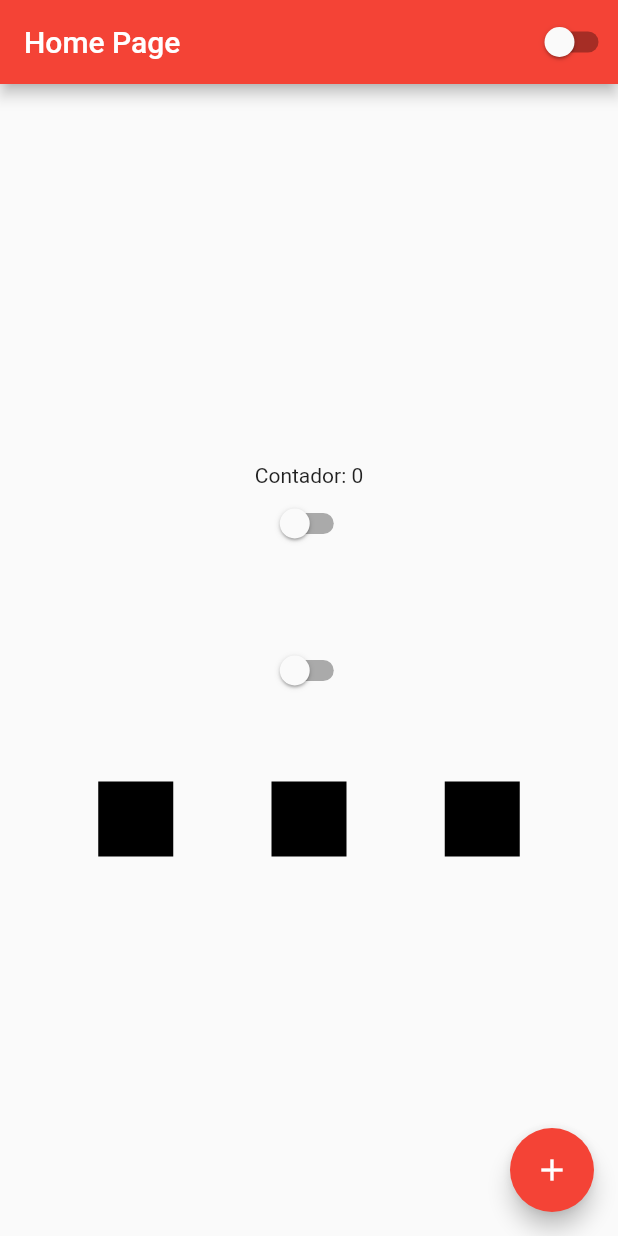
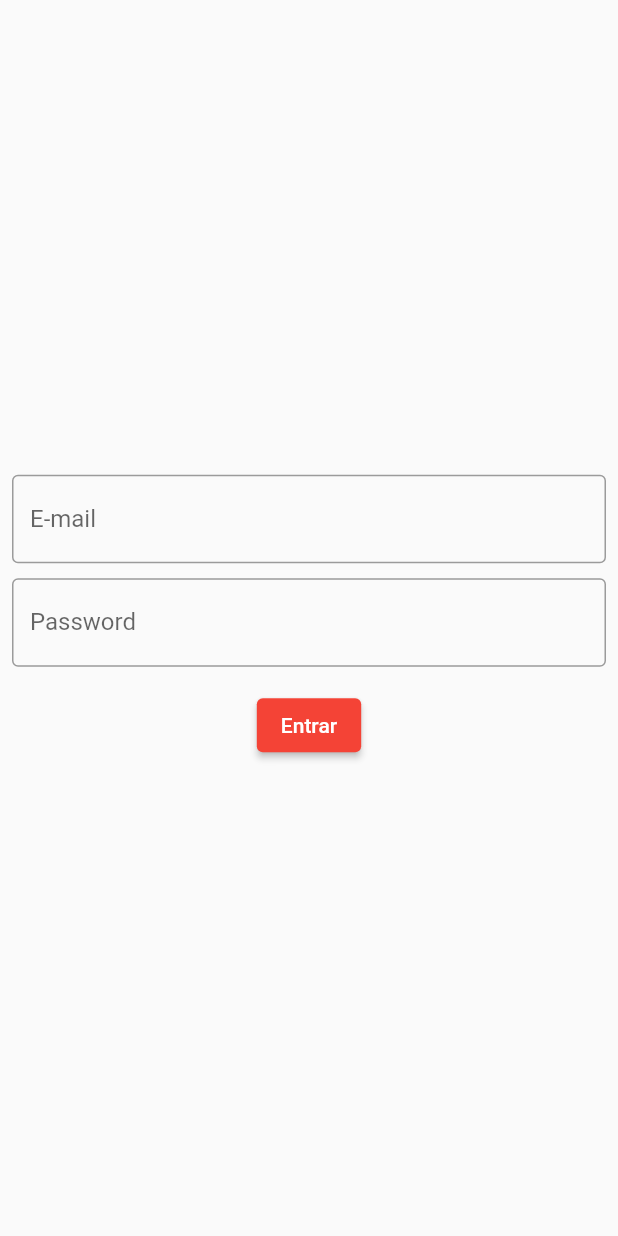
Before and after one commit to ClintonAlmeidaDev/Curso-Flutterando-2022, a Flutter app: the screen it shows after launch, on a phone screen of 412 x 824 dp. Run offline on Flutter 3.47's test engine with Material 2 defaults, Android fonts, the phone set to English and light mode, and no system bars.

Commit message:
Aula 17
Criando tela de login

```diff
--- a/curso_flutterando_2022/lib/app_widget.dart
+++ b/curso_flutterando_2022/lib/app_widget.dart
@@ -2,6 +2,7 @@
 import 'package:flutter/material.dart';
 
 import 'home_page.dart';
+import 'login_page.dart';
 
 class AppWidget extends StatelessWidget {
   @override
@@ -16,7 +17,7 @@
                 brightness: AppController.istance.isDartTheme
                     ? Brightness.dark
                     : Brightness.light),
-            home: HomePage(),
+            home: LoginPage(),
           );
         });
   }
--- /dev/null
+++ b/curso_flutterando_2022/lib/login_page.dart
@@ -0,0 +1,58 @@
+import 'package:flutter/src/widgets/container.dart';
+import 'package:flutter/src/widgets/framework.dart';
+import 'package:flutter/material.dart';
+
+class LoginPage extends StatefulWidget {
+  const LoginPage({super.key});
+
+  @override
+  State<LoginPage> createState() => _LoginPageState();
+}
+
+class _LoginPageState extends State<LoginPage> {
+  String email = '';
+  String senha = '';
+  @override
+  Widget build(BuildContext context) {
+    return Scaffold(
+      body: SingleChildScrollView(
+        child: SizedBox(
+          width: MediaQuery.of(context).size.width,
+          height: MediaQuery.of(context).size.height,
+          child: Padding(
+            padding: const EdgeInsets.all(8.0),
+            child: Column(
+              mainAxisAlignment: MainAxisAlignment.center,
+              children: [
+                TextField(
+                  onChanged: (value) {
+                    email = value;
+                  },
+                  keyboardType: TextInputType.emailAddress,
+                  decoration: InputDecoration(
+                      border: OutlineInputBorder(), labelText: 'E-mail'),
+                ),
+                SizedBox(height: 10),
+                TextField(
+                  onChanged: (value) {
+                    senha = value;
+                  },
+                  obscureText: true,
+                  decoration: InputDecoration(
+                      border: OutlineInputBorder(), labelText: 'Password'),
+                ),
+                SizedBox(height: 15),
+                ElevatedButton(
+                    onPressed: (() {
+                      if (email == 'clinton.almeida10@gmail.com' &&
+                          senha == '123') print('Correto');
+                    }),
+                    child: Text('Entrar'))
+              ],
+            ),
+          ),
+        ),
+      ),
+    );
+  }
+}
```
